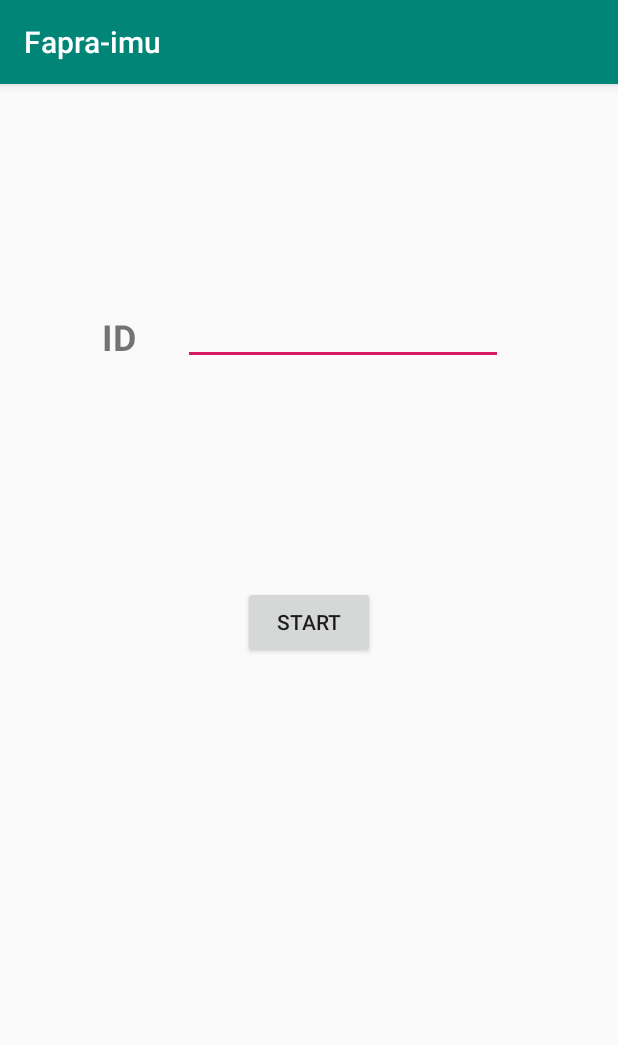
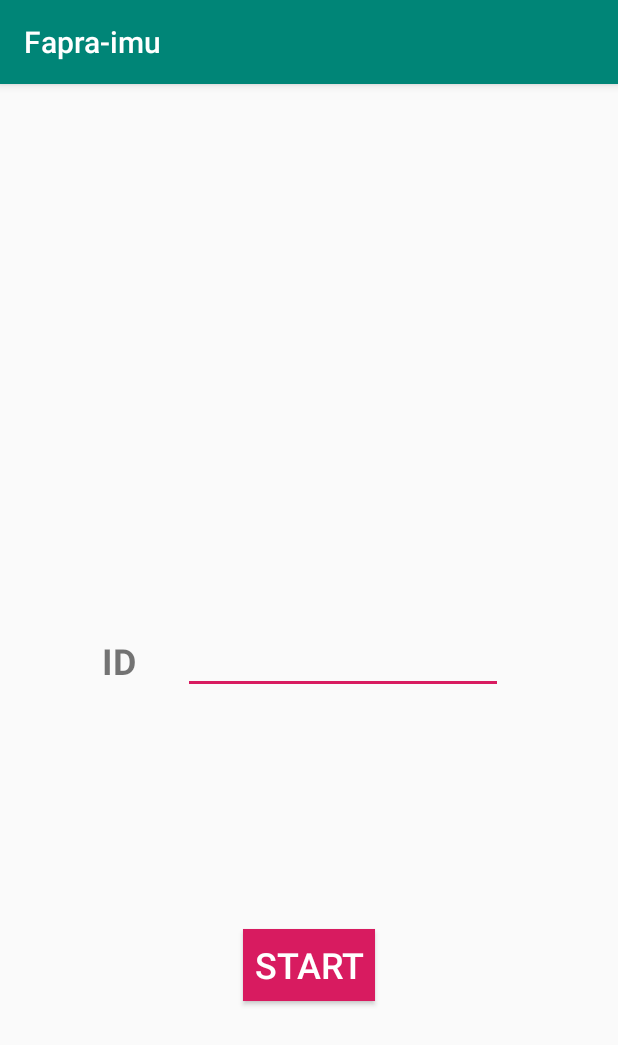
Before and after one commit to Stunkymonkey/fapra-imu, an Android app: the screen it shows after launch (MainActivity), on a phone screen of 412 x 824 dp. Shown: the top 1045 px of the screen. Run offline under Robolectric (Android 15) with nearby library versions, the phone set to English and light mode, and no system bars.

Commit message:
initial: read sensors, writer, fullscreen-activity, intro

```diff
--- a/app/app/src/main/java/mci/fapra/fapra_imu/MainActivity.java
+++ b/app/app/src/main/java/mci/fapra/fapra_imu/MainActivity.java
@@ -1,27 +1,51 @@
 package mci.fapra.fapra_imu;
 
+import android.Manifest;
+import android.content.Intent;
+import android.os.Bundle;
+import android.support.v4.app.ActivityCompat;
 import android.support.v7.app.AppCompatActivity;
-import android.os.Bundle;
+import android.util.Log;
 import android.view.View;
 import android.widget.Button;
 import android.widget.EditText;
-import android.widget.Toast;
 
 public class MainActivity extends AppCompatActivity {
+
+    private final String TAG = Writer.class.getName();
+
+    private String[] permissions = {Manifest.permission.READ_EXTERNAL_STORAGE,
+            Manifest.permission.WRITE_EXTERNAL_STORAGE,
+            Manifest.permission.WAKE_LOCK};
 
     @Override
     protected void onCreate(Bundle savedInstanceState) {
         super.onCreate(savedInstanceState);
         setContentView(R.layout.activity_main);
 
-        EditText participantId = (EditText) findViewById(R.id.pId);
-        Button start = (Button) findViewById(R.id.start);
+        ActivityCompat.requestPermissions(this, permissions, 1);
+
+
+        final EditText participantId = (EditText) findViewById(R.id.pId);
+        final Button start = (Button) findViewById(R.id.start);
         start.setOnClickListener(new View.OnClickListener() {
             @Override
             public void onClick(View v) {
-
+                String s_pID = participantId.getText().toString();
+                Log.d(TAG, s_pID);
+                if (s_pID.length() != 0) {
+                    int pID = Integer.parseInt(s_pID);
+                    if (pID > 0) {
+                        launchActivity();
+                    }
+                }
             }
         });
 
     }
+
+    private void launchActivity() {
+        Intent intent = new Intent(this, TouchActivity.class);
+        startActivity(intent);
+    }
 }
--- a/app/app/src/main/java/mci/fapra/fapra_imu/Sensor.java
+++ /dev/null
@@ -1,4 +0,0 @@
-package mci.fapra.fapra_imu;
-
-public class Sensor {
-}
--- a/app/app/src/main/res/layout/activity_main.xml
+++ b/app/app/src/main/res/layout/activity_main.xml
@@ -23,8 +23,7 @@
         app:layout_constraintEnd_toEndOf="parent"
         app:layout_constraintHorizontal_bias="0.16"
         app:layout_constraintStart_toStartOf="parent"
-        app:layout_constraintTop_toTopOf="parent"
-        app:layout_constraintVertical_bias="0.19999999" />
+        app:layout_constraintTop_toTopOf="parent" />
 
     <EditText
         android:id="@+id/pId"
@@ -42,8 +41,7 @@
         app:layout_constraintEnd_toEndOf="parent"
         app:layout_constraintHorizontal_bias="0.25"
         app:layout_constraintStart_toEndOf="@+id/textView"
-        app:layout_constraintTop_toTopOf="parent"
-        app:layout_constraintVertical_bias="0.19" />
+        app:layout_constraintTop_toTopOf="parent" />
 
     <Button
         android:id="@+id/start"
@@ -55,10 +53,12 @@
         android:layout_marginEnd="8dp"
         android:layout_marginRight="8dp"
         android:layout_marginBottom="8dp"
+        android:background="@color/colorAccent"
         android:text="Start"
+        android:textColor="#fff"
+        android:textSize="24sp"
         app:layout_constraintBottom_toBottomOf="parent"
         app:layout_constraintEnd_toEndOf="parent"
         app:layout_constraintStart_toStartOf="parent"
-        app:layout_constraintTop_toBottomOf="@+id/pId"
-        app:layout_constraintVertical_bias="0.26999998" />
+        app:layout_constraintTop_toBottomOf="@+id/pId" />
 </android.support.constraint.ConstraintLayout>
--- a/app/app/src/main/res/values/colors.xml
+++ b/app/app/src/main/res/values/colors.xml
@@ -2,5 +2,5 @@
 <resources>
     <color name="colorPrimary">#008577</color>
     <color name="colorPrimaryDark">#00574B</color>
-    <color name="colorAccent">#D81B60</color>
+    <color name="colorAccent">#d81b60</color>
 </resources>
```
Also changed, not shown: app/app/src/main/AndroidManifest.xml (+9 -0 lines), app/app/src/main/java/mci/fapra/fapra_imu/SensorWriter.java (added, +47 -0 lines), app/app/src/main/java/mci/fapra/fapra_imu/TouchActivity.java (+65 -1 lines), app/app/src/main/java/mci/fapra/fapra_imu/Writer.java (+91 -0 lines), app/app/src/main/res/layout/activity_touch.xml (+3 -4 lines).
